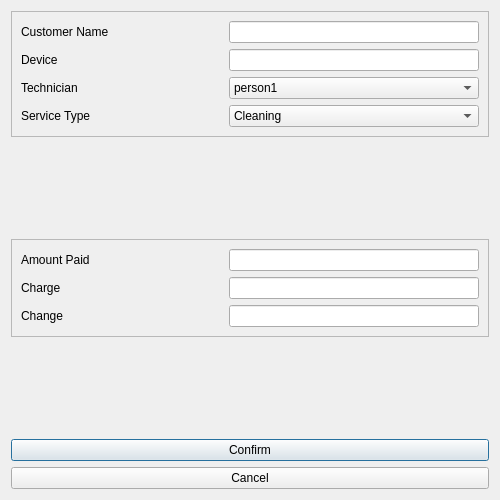
Rhainer13/IM-Project, file Niez_testing/serviceDialog.ui: the form before one commit.
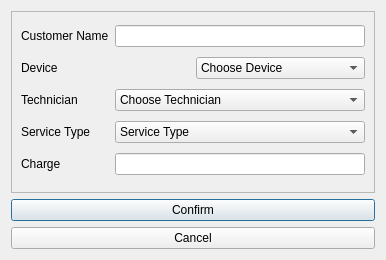
The form after the commit.

What changed in the file:
```diff
--- a/Niez_testing/serviceDialog.ui
+++ b/Niez_testing/serviceDialog.ui
@@ -6,8 +6,8 @@
    <rect>
     <x>0</x>
     <y>0</y>
-    <width>500</width>
-    <height>500</height>
+    <width>383</width>
+    <height>260</height>
    </rect>
   </property>
   <property name="windowTitle">
@@ -53,14 +53,23 @@
           </property>
          </widget>
         </item>
-        <item alignment="Qt::AlignRight">
-         <widget class="QLineEdit" name="deviceInput_2">
-          <property name="minimumSize">
-           <size>
-            <width>250</width>
-            <height>0</height>
-           </size>
-          </property>
+        <item>
+         <widget class="QComboBox" name="comboBox">
+          <item>
+           <property name="text">
+            <string>Choose Device</string>
+           </property>
+          </item>
+          <item>
+           <property name="text">
+            <string>Laptop</string>
+           </property>
+          </item>
+          <item>
+           <property name="text">
+            <string>PC-Desktop</string>
+           </property>
+          </item>
          </widget>
         </item>
        </layout>
@@ -84,12 +93,7 @@
           </property>
           <item>
            <property name="text">
-            <string>person1</string>
-           </property>
-          </item>
-          <item>
-           <property name="text">
-            <string>person2</string>
+            <string>Choose Technician</string>
            </property>
           </item>
          </widget>
@@ -113,6 +117,11 @@
             <height>0</height>
            </size>
           </property>
+          <item>
+           <property name="text">
+            <string>Service Type</string>
+           </property>
+          </item>
           <item>
            <property name="text">
             <string>Cleaning</string>
@@ -132,52 +141,6 @@
         </item>
        </layout>
       </item>
-     </layout>
-    </widget>
-   </item>
-   <item>
-    <spacer name="verticalSpacer">
-     <property name="orientation">
-      <enum>Qt::Vertical</enum>
-     </property>
-     <property name="sizeHint" stdset="0">
-      <size>
-       <width>20</width>
-       <height>40</height>
-      </size>
-     </property>
-    </spacer>
-   </item>
-   <item>
-    <widget class="QFrame" name="cashInput">
-     <property name="frameShape">
-      <enum>QFrame::StyledPanel</enum>
-     </property>
-     <property name="frameShadow">
-      <enum>QFrame::Raised</enum>
-     </property>
-     <layout class="QVBoxLayout" name="verticalLayout_6">
-      <item>
-       <layout class="QHBoxLayout" name="horizontalLayout_15">
-        <item>
-         <widget class="QLabel" name="amountPaid_3">
-          <property name="text">
-           <string>Amount Paid</string>
-          </property>
-         </widget>
-        </item>
-        <item alignment="Qt::AlignRight">
-         <widget class="QLineEdit" name="amountPaidInput_3">
-          <property name="minimumSize">
-           <size>
-            <width>250</width>
-            <height>0</height>
-           </size>
-          </property>
-         </widget>
-        </item>
-       </layout>
-      </item>
       <item>
        <layout class="QHBoxLayout" name="horizontalLayout_16">
         <item>
@@ -199,46 +162,9 @@
         </item>
        </layout>
       </item>
-      <item>
-       <layout class="QHBoxLayout" name="horizontalLayout_17">
-        <item>
-         <widget class="QLabel" name="change_3">
-          <property name="text">
-           <string>Change</string>
-          </property>
-         </widget>
-        </item>
-        <item alignment="Qt::AlignRight">
-         <widget class="QLineEdit" name="changeOutput_3">
-          <property name="minimumSize">
-           <size>
-            <width>250</width>
-            <height>0</height>
-           </size>
-          </property>
-          <property name="readOnly">
-           <bool>true</bool>
-          </property>
-         </widget>
-        </item>
-       </layout>
-      </item>
      </layout>
     </widget>
    </item>
-   <item>
-    <spacer name="verticalSpacer_2">
-     <property name="orientation">
-      <enum>Qt::Vertical</enum>
-     </property>
-     <property name="sizeHint" stdset="0">
-      <size>
-       <width>20</width>
-       <height>72</height>
-      </size>
-     </property>
-    </spacer>
-   </item>
    <item>
     <layout class="QVBoxLayout" name="verticalLayout_7">
      <item>
```
Left out of the diff: 9 changed lines with no effect on the pictures.
